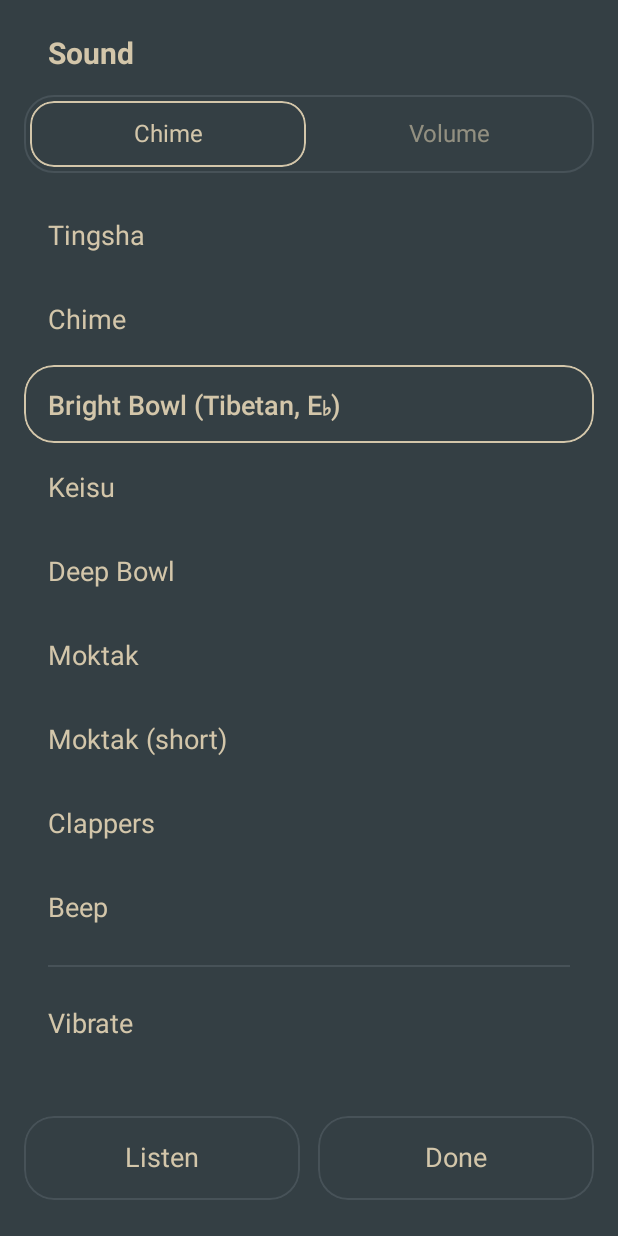
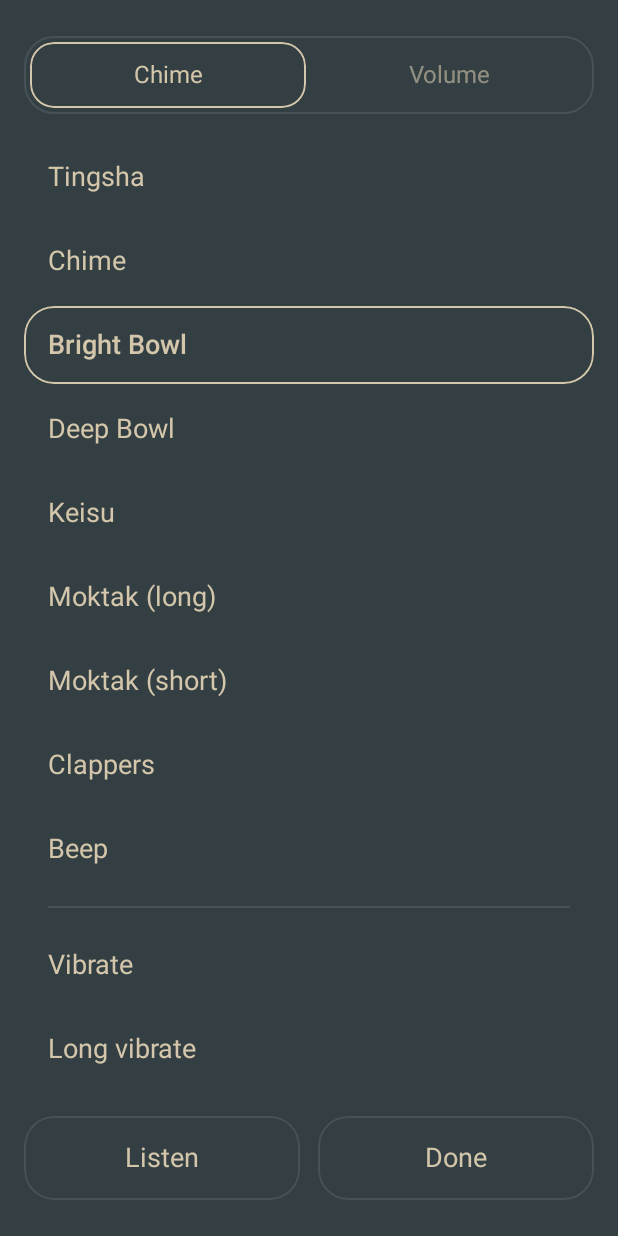
Before and after one commit to jamescrg/enzo, an Android app built with Jetpack Compose: the screen it shows after launch (MainActivity), after a tap on "Sound", on a phone screen of 412 x 824 dp. Run offline under Robolectric (Android 15) with nearby library versions, the phone set to English and light mode, and no system bars; libraries missing offline, so code that uses them is left out: androidx.lifecycle.compose.

Commit message:
Pages without headings; chime list tidy-up; Reset only when paused
- Sound and Settings pages have no title
- Bright Bowl and Deep Bowl sit together, then Keisu; Moktak is now Moktak (long)
- Clappers 25% faster
- Reset is muted and inactive unless a session is paused

```diff
--- a/app/src/main/java/link/darmok/meditationtimer/Chimes.kt
+++ b/app/src/main/java/link/darmok/meditationtimer/Chimes.kt
@@ -28,21 +28,21 @@ data class Chime(
     val vibration: List<Long> = emptyList(),
 )
 
-// Ordered highest pitch to lowest
+// Bells and bowls first, roughly highest pitch to lowest, then wood, then the rest.
 val CHIMES = listOf(
     Chime("wind", "Tingsha", R.raw.tingsha, maxVolume = 0.2f),
     // Recorded about 20 dB hotter than the bowls; scaled down to sit level with them.
     Chime("chime", "Chime", R.raw.chime, maxVolume = 0.12f),
     // Both bowls are recorded about 13 dB hotter than the moktak; scaled down to sit level.
     // A small Tibetan bowl in E flat (about 605 Hz).
-    Chime("bell", "Bright Bowl (Tibetan, E♭)", R.raw.bowl_bright, maxVolume = 0.2f),
+    Chime("bell", "Bright Bowl", R.raw.bowl_bright, maxVolume = 0.2f),
+    // A large Indian bowl struck with a soft stick (about 155 Hz, with overtones above).
+    Chime("gong", "Deep Bowl", R.raw.bowl_deep, maxVolume = 0.2f),
     // A Japanese bronze keisu (about 247 Hz), recorded for this app and cleaned of room noise.
     // The harsh first instant of the strike is turned down. A rounder alternate take is kept,
     // unused, in extras/keisu_alt.ogg.
     Chime("keisu", "Keisu", R.raw.keisu, maxVolume = 0.12f),
-    // A large Indian bowl struck with a soft stick (about 155 Hz, with overtones above).
-    Chime("gong", "Deep Bowl", R.raw.bowl_deep, maxVolume = 0.2f),
-    Chime("moktak", "Moktak", R.raw.moktak),
+    Chime("moktak", "Moktak (long)", R.raw.moktak),
     Chime("moktak_short", "Moktak (short)", R.raw.moktak_short),
     // Two wooden blocks clapped together: one clap, repeated for three even beats. Stands in
     // for Zen clappers (taku).
--- a/app/src/main/java/link/darmok/meditationtimer/MainActivity.kt
+++ b/app/src/main/java/link/darmok/meditationtimer/MainActivity.kt
@@ -356,9 +356,12 @@ fun TimerApp() {
                     }
 
                     Row(horizontalArrangement = Arrangement.spacedBy(12.dp)) {
+                        // Only a paused session can be reset: before it starts there is nothing
+                        // to reset, and while it runs it has to be paused first.
                         AppButton(
                             "Reset", onClick = TimerEngine::reset,
                             modifier = Modifier.weight(1f).heightIn(min = 64.dp),
+                            enabled = timer.status == Status.PAUSED,
                             fontSize = 18.sp,
                         )
                         AppButton(
@@ -390,7 +393,7 @@ fun TimerApp() {
         // Sound (chime and volume) and the settings are full pages, drawn over the timer. They close only
         // with Done or back, so scrolling them can never dismiss them.
         FullPage(
-            visible = sheet == Sheet.SOUND, title = "Sound", onDone = { sheet = null },
+            visible = sheet == Sheet.SOUND, onDone = { sheet = null },
             extraButton = {
                 AppButton(
                     "Listen", onClick = TimerEngine::testChime,
@@ -405,7 +408,7 @@ fun TimerApp() {
                 SoundTab.VOLUME -> VolumeContent()
             }
         }
-        FullPage(visible = sheet == Sheet.SETTINGS, title = "Settings", onDone = { sheet = null }) {
+        FullPage(visible = sheet == Sheet.SETTINGS, onDone = { sheet = null }) {
             OptionsContent()
         }
     }
@@ -573,7 +576,7 @@ private fun SoundTabs(tab: SoundTab, onSelect: (SoundTab) -> Unit) {
 
 
 /**
- * A page covering the whole screen: a title, content that scrolls if it needs to, and buttons
+ * A page covering the whole screen: content that scrolls if it needs to, and buttons
  * fixed at the bottom. It fades in over the timer and closes only with Done or back, so
  * scrolling it never dismisses it.
  */
@@ -581,10 +584,9 @@ private fun SoundTabs(tab: SoundTab, onSelect: (SoundTab) -> Unit) {
 @OptIn(ExperimentalLayoutApi::class)
 private fun FullPage(
     visible: Boolean,
-    title: String,
     onDone: () -> Unit,
     extraButton: (@Composable RowScope.() -> Unit)? = null,
-    /** Stays put under the title while the content scrolls. */
+    /** Stays put at the top while the content scrolls. */
     header: (@Composable () -> Unit)? = null,
     content: @Composable ColumnScope.() -> Unit,
 ) {
@@ -606,10 +608,6 @@ private fun FullPage(
                 .padding(start = 16.dp, top = 24.dp, end = 16.dp, bottom = 24.dp),
             verticalArrangement = Arrangement.spacedBy(16.dp),
         ) {
-            Text(
-                title, Modifier.padding(start = 16.dp),
-                color = p.fg, fontSize = 20.sp, fontWeight = FontWeight.Bold,
-            )
             header?.invoke()
             Column(
                 Modifier.weight(1f).fillMaxWidth().verticalScroll(rememberScrollState()),
@@ -687,15 +685,18 @@ private fun AppButton(
     text: String,
     onClick: () -> Unit,
     modifier: Modifier = Modifier,
+    /** A disabled button stays in place, muted, and ignores taps. */
+    enabled: Boolean = true,
     fontSize: androidx.compose.ui.unit.TextUnit = 16.sp,
 ) {
     val p = LocalPalette.current
     Box(
         modifier
+            .alpha(if (enabled) 1f else 0.35f)
             .heightIn(min = 48.dp)
             .clip(ControlShape)
             .border(1.dp, p.btnHover, ControlShape)
-            .clickable(role = Role.Button, onClick = onClick)
+            .clickable(enabled = enabled, role = Role.Button, onClick = onClick)
             .padding(horizontal = 20.dp, vertical = 8.dp),
         contentAlignment = Alignment.Center,
     ) {
```
Also changed, not shown: 1 other file.
